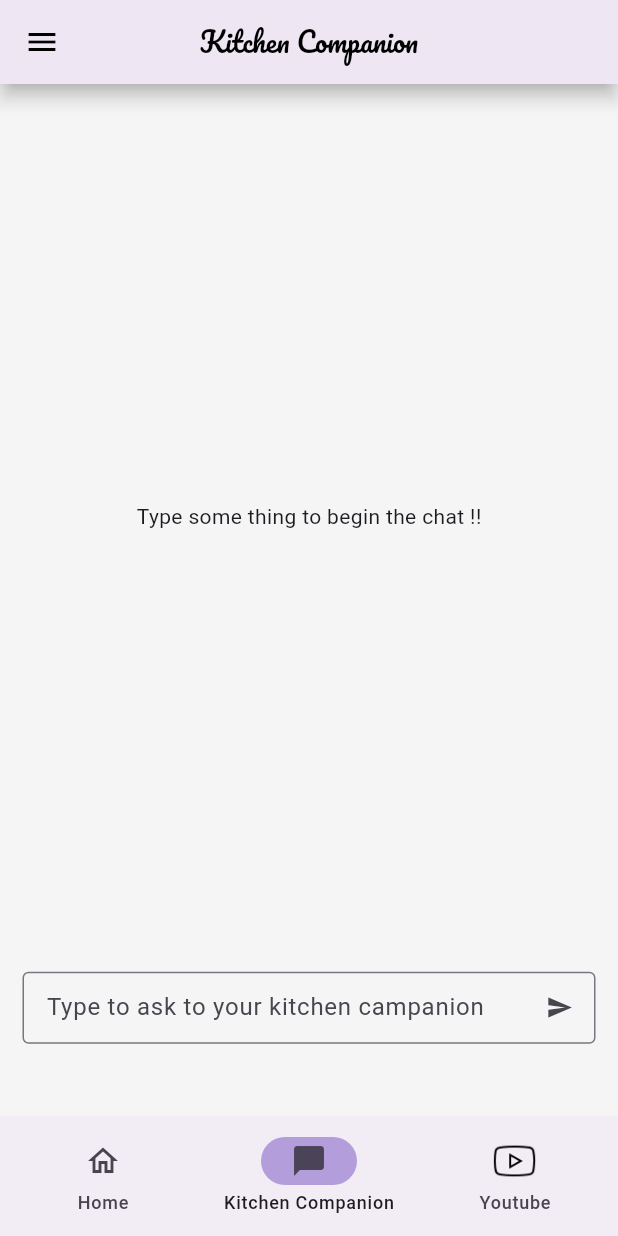
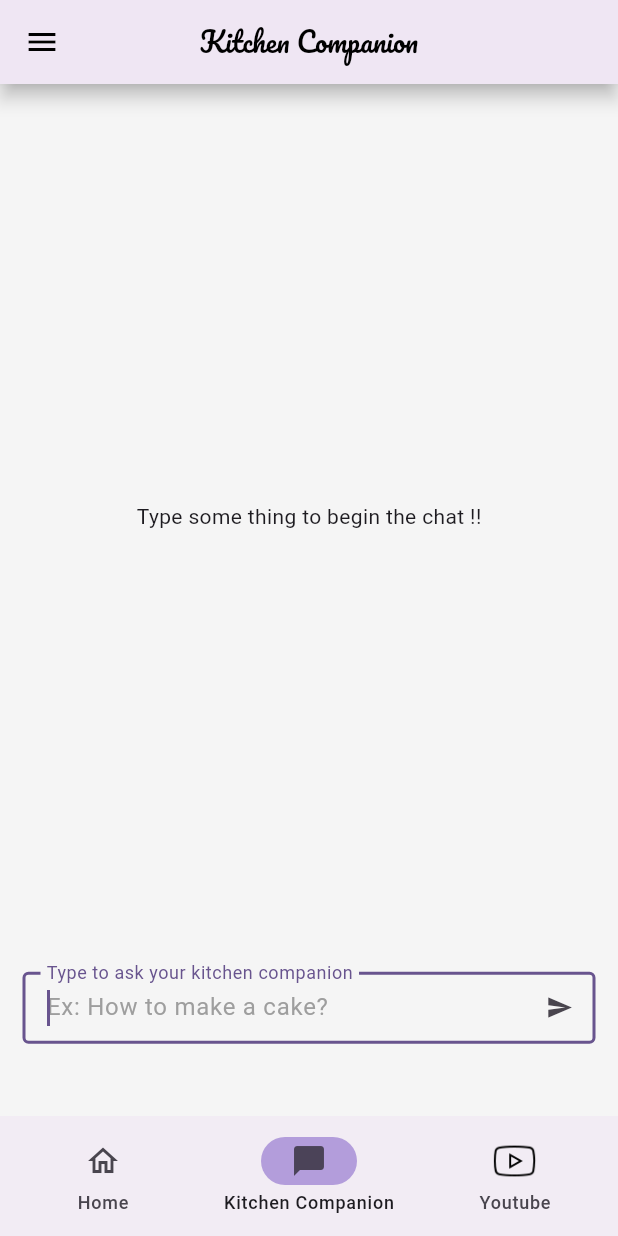
Before and after one commit to shivamgupta7837/fridge-to-feast-, a Flutter app: the screen it shows after launch, item 2 of the bottom bar chosen, on a phone screen of 412 x 824 dp. Run offline on Flutter 3.47's test engine with Material 3 defaults, Android fonts, the phone set to English and light mode, and no system bars; our stand-ins replace bloc, dio, equatable, firebase_core, flutter_bloc, google_fonts and 3 more; accounts and stored records are empty.

Commit message:
keyboard issue resolved !

```diff
--- a/lib/logic/cubit/kitchen_campanion/kitchen_campanion_cubit.dart
+++ b/lib/logic/cubit/kitchen_campanion/kitchen_campanion_cubit.dart
@@ -25,9 +25,9 @@ class KitchenCampanionCubit extends Cubit<KitchenCampanionState> {
     emit(KitchenCampanionLoadedState(user: List.from(newList)));
   }
 
-  void geminiResponse({required String messageToGemini}) async {
+  void getGeminiResponse({required String messageToGemini}) async {
+
     try {
-      // emit(KitchenCampanionLoadingState());
       final model =
           GenerativeModel(model: 'gemini-1.5-flash', apiKey: _key.getGeminiKey());
       final content = [Content.text(messageToGemini)];
@@ -36,7 +36,9 @@ class KitchenCampanionCubit extends Cubit<KitchenCampanionState> {
           message: _removeSymbols(response.text.toString()),
           isPrompt: false,
           date: DateTime.now()));
+
       emit(KitchenCampanionLoadedState(user: List.from(newList)));
+
     } catch (e) {
       emit(KitchenCampanionErrorState(message: e.toString()));
     }
--- a/lib/logic/cubit/kitchen_campanion/kitchen_campanion_state.dart
+++ b/lib/logic/cubit/kitchen_campanion/kitchen_campanion_state.dart
@@ -15,6 +15,8 @@ class KitchenCampanionLoadingState extends KitchenCampanionState {}
 
 class KitchenCampanionLoadedState extends KitchenCampanionState {
    List<KitchenCampanionModel> user = [];
+
+
    KitchenCampanionLoadedState({required this.user});
   List<Object> get props => [user];
 }
--- a/lib/presentation/screens/ui/navigations/Kitchen_companion.dart
+++ b/lib/presentation/screens/ui/navigations/Kitchen_companion.dart
@@ -6,23 +6,50 @@ import 'package:fridge_to_feast/models/kitchen_campanion_model.dart';
 import 'package:google_fonts/google_fonts.dart';
 import 'package:lottie/lottie.dart';
 
-class KitchenCompanion extends StatelessWidget {
+class KitchenCompanion extends StatefulWidget {
   KitchenCompanion({
     super.key,
     required this.theme,
   });
 
   final ThemeData theme;
+
+  @override
+  State<KitchenCompanion> createState() => _KitchenCompanionState();
+}
+
+class _KitchenCompanionState extends State<KitchenCompanion> {
   final _promptController = TextEditingController();
 
-  final formKey = GlobalKey<FormState>();
+  final _formKey = GlobalKey<FormState>();
+
   String _userPrompt = "";
+
+  final myFocusNode = FocusNode();
+
+
+   @override
+  void initState() {
+    super.initState();
+    // Request focus when the widget is built
+    WidgetsBinding.instance.addPostFrameCallback((_) {
+      myFocusNode.requestFocus();
+    });
+  }
+
+  @override
+  void dispose() {
+    _promptController.dispose();
+    myFocusNode.dispose();
+    super.dispose();
+  }
+
 
   @override
   Widget build(BuildContext context) {
     return SingleChildScrollView(
       child: Column(
-        mainAxisAlignment: MainAxisAlignment.end,
+              // mainAxisAlignment: MainAxisAlignment.end,
               children: [
                 BlocBuilder<KitchenCampanionCubit, KitchenCampanionState>(
                   builder: (context, state) {
@@ -30,7 +57,7 @@ class KitchenCompanion extends StatelessWidget {
                       return Padding(
                         padding: const EdgeInsets.all(10.0),
                         child: SizedBox(
-                    height: MediaQuery.of(context).size.height * 0.71,
+                          height: MediaQuery.of(context).size.height * 0.7,
                           child: ListView.builder(
                             reverse: true,
                             itemCount: state.user.length,
@@ -39,7 +66,7 @@ class KitchenCompanion extends StatelessWidget {
                               final prompt = newList[index];
                               if (prompt.isPrompt == false) {
                                 return _geminiResponse(
-                              prompt, context, _promptController);
+                                    prompt, context, _promptController,state);
                               }
                               return _userQuery(prompt);
                             },
@@ -52,27 +79,12 @@ class KitchenCompanion extends StatelessWidget {
                           child: const Center(
                               child: Text("Type some thing to begin the chat !!")));
                     }
-              // else if (state is KitchenCampanionLoadingState) {
-              //   return Padding(
-              //     padding: const EdgeInsets.all(10.0),
-              //     child: SizedBox(
-              //       height: MediaQuery.of(context).size.height * 0.7,
-              //       child: Row(
-              //         children: [
-              //           Text(
-              //             "Typing",
-              //             style: GoogleFonts.poppins(),
-              //           ),
-              //           Lottie.asset("assets/animations/typing.json",
-              //               height: 25),
-              //         ],
-              //       ),
-              //     ),
-              //   );
-              // }
                     else if (state is KitchenCampanionErrorState) {
-                return Center(
+                      return SizedBox(
+                             height: MediaQuery.of(context).size.height * 0.7,
+                        child: Center(
                           child: Text(state.message),
+                        ),
                       );
                     } else {
                       return SizedBox(
@@ -82,16 +94,23 @@ class KitchenCompanion extends StatelessWidget {
                     }
                   },
                 ),
+
                 _userInput(context),
               ],
             ),
     );
   }
 
+// user will use this text box for ask the query.
   Widget _userInput(BuildContext context) {
-    return Container(
+    return  Column(
+      children: [
+        Form(
+          key: _formKey,
+          child: Container(
             margin: const EdgeInsets.all(15),
             child: TextFormField(
+              focusNode: myFocusNode,
               validator: (value) {
                 if (value!.isEmpty) {
                   return "Please type something";
@@ -102,44 +121,38 @@ class KitchenCompanion extends StatelessWidget {
               autocorrect: true,
               decoration: InputDecoration(
                 isDense: true,
-
                 border: const OutlineInputBorder(),
-            label: const Text("Type to ask to your kitchen campanion",style: TextStyle(fontWeight: FontWeight.w400),),
-            hintText: "Ex: How to make cake ?",
+                label: const Text(
+                  "Type to ask your kitchen companion",
+                  style: TextStyle(fontWeight: FontWeight.w400),
+                ),
+                hintText: "Ex: How to make a cake?",
                 hintStyle: TextStyle(color: Colors.grey.shade500),
                 suffixIcon: IconButton(
                   icon: const Icon(Icons.send),
                   onPressed: () {
-                if (_promptController.text.isNotEmpty) {
+                    if (_formKey.currentState!.validate()) {
                       context.read<KitchenCampanionCubit>().sendmessage(
                           message: _promptController.text,
                           promt: true,
                           date: DateTime.now());
-                  context.read<KitchenCampanionCubit>().geminiResponse(
+                      context.read<KitchenCampanionCubit>().getGeminiResponse(
                           messageToGemini: _promptController.text);
-                }else{
-                   ScaffoldMessenger.of(context)
-                                      .showSnackBar(SnackBar(
-                                    backgroundColor: Colors.deepPurple.shade300,
-                                    content: Text(
-                                      "This field cannot be empty !",
-                                      style: GoogleFonts.roboto(
-                                          fontSize: 16,
-                                          fontWeight: FontWeight.w500),
+                      _promptController.clear();
+                    }
+                  },
                 ),
-                                    duration: const Duration(seconds: 2),
-                                  ));
-                }
-                  _userPrompt = _promptController.text;
-                  _promptController.clear();
-              },
-            )),
               ),
+            ),
+          ),
+        ),
+      ],
     );
   }
 
+// Questions asked from ai will display in this method.
   Align _userQuery(KitchenCampanionModel prompt) {
-    return Align(
+    return  Align(
       alignment: Alignment.centerRight,
       child: Container(
         margin: const EdgeInsets.all(8.0),
@@ -156,20 +169,22 @@ class KitchenCompanion extends StatelessWidget {
           color: Colors.deepPurple.shade400,
           borderRadius: BorderRadius.circular(10.0),
         ),
+        // If ispropmt is true it means user query will be shown other vice gemini respone will be shown.
         child: prompt.isPrompt == true
             ? Text(
                 prompt.message.toString(),
-                style: theme.textTheme.bodyLarge!
-                    .copyWith(color: theme.colorScheme.onPrimary),
+                style: widget.theme.textTheme.bodyLarge!
+                    .copyWith(color: widget.theme.colorScheme.onPrimary),
               )
             : Container(),
       ),
     );
   }
 
+// respone genrated by gemini will display by this method.
   Align _geminiResponse(KitchenCampanionModel prompt, BuildContext context,
-      TextEditingController userPrompt) {
-    return Align(
+      TextEditingController userPrompt,dynamic state) {
+    return  Align(
       alignment: Alignment.centerLeft,
       child: Container(
         margin: const EdgeInsets.all(8.0),
@@ -191,7 +206,7 @@ class KitchenCompanion extends StatelessWidget {
             prompt.isPrompt == false
                 ? Text(
                     prompt.message.toString(),
-                    style: theme.textTheme.bodyLarge!
+                    style: widget.theme.textTheme.bodyLarge!
                         .copyWith(color: Colors.black),
                   )
                 : Container(),
--- a/lib/presentation/screens/ui/navigations/myDrawer/my_recipe.dart
+++ b/lib/presentation/screens/ui/navigations/myDrawer/my_recipe.dart
@@ -37,7 +37,7 @@ class MyRecipe extends StatelessWidget {
                 final title = state.recipesList[index].title;
                 final recipe = state.recipesList[index].recipe;
                   return ListTile(
-                      leading: CircleAvatar(radius: 15,child: Text((index+1).toString(),style: TextStyle(fontSize: 14),),),
+                      leading: CircleAvatar(radius: 15,child: Text((index+1).toString(),style: const TextStyle(fontSize: 14),),),
                       title: Text(title.toString()),
                       trailing: IconButton(
                           icon: const Icon(Icons.delete), onPressed: () {
--- a/lib/repository/grocery_items_repo.dart
+++ /dev/null
@@ -1,3 +0,0 @@
-class GroceryItemsRepo{
-
-}
```
Also changed, not shown: pubspec.lock. Lines whose indentation alone changed are shown as unchanged.
